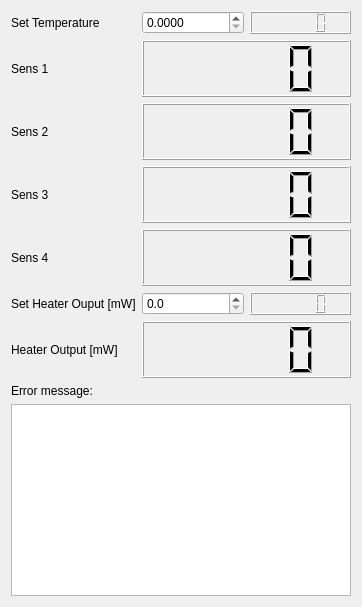
Above: LakeShore/LakeShore350_control.ui from Cryostat-GUI/Cryostat-GUI before the change. Below: the same form after it.
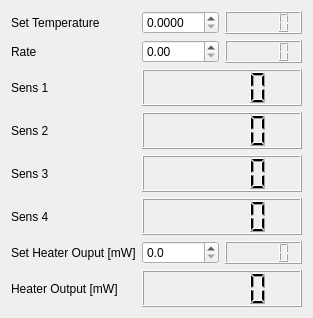
That is the form after the change.

Patch:
```diff
--- a/LakeShore/LakeShore350_control.ui
+++ b/LakeShore/LakeShore350_control.ui
@@ -6,20 +6,17 @@
    <rect>
     <x>0</x>
     <y>0</y>
-    <width>362</width>
-    <height>607</height>
+    <width>313</width>
+    <height>318</height>
    </rect>
   </property>
   <property name="windowTitle">
    <string>LakeShore 350 Control</string>
   </property>
-  <layout class="QGridLayout" name="gridLayout_2" rowstretch="5,0,0">
-   <item row="2" column="0">
-    <widget class="QTextBrowser" name="textErrors"/>
-   </item>
+  <layout class="QGridLayout" name="gridLayout_2" rowstretch="5">
    <item row="0" column="0">
     <layout class="QGridLayout" name="gridLayout">
-     <item row="2" column="0">
+     <item row="3" column="0">
       <widget class="QLabel" name="label_3">
        <property name="text">
         <string>Sens 2</string>
@@ -33,10 +30,17 @@
        </property>
       </widget>
      </item>
-     <item row="6" column="1" colspan="2">
+     <item row="7" column="0">
+      <widget class="QLabel" name="label_5">
+       <property name="text">
+        <string>Heater Output [mW]</string>
+       </property>
+      </widget>
+     </item>
+     <item row="7" column="1" colspan="2">
       <widget class="QLCDNumber" name="lcdHeaterOutput_mW"/>
      </item>
-     <item row="3" column="0">
+     <item row="4" column="0">
       <widget class="QLabel" name="label_6">
        <property name="text">
         <string>Sens 3</string>
@@ -44,21 +48,14 @@
       </widget>
      </item>
      <item row="6" column="0">
-      <widget class="QLabel" name="label_5">
-       <property name="text">
-        <string>Heater Output [mW]</string>
-       </property>
-      </widget>
-     </item>
-     <item row="5" column="0">
       <widget class="QLabel" name="label_4">
        <property name="text">
         <string>Set Heater Ouput [mW]</string>
        </property>
       </widget>
      </item>
-     <item row="0" column="2">
-      <widget class="QLCDNumber" name="lcdSetTemp_K"/>
+     <item row="6" column="2">
+      <widget class="QLCDNumber" name="lcdSetHeater_mW"/>
      </item>
      <item row="0" column="1">
       <widget class="QDoubleSpinBox" name="spinSetTemp_K">
@@ -70,10 +67,7 @@
        </property>
       </widget>
      </item>
-     <item row="5" column="2">
-      <widget class="QLCDNumber" name="lcdSetHeater_mW"/>
-     </item>
-     <item row="5" column="1">
+     <item row="6" column="1">
       <widget class="QDoubleSpinBox" name="spinSetHeater_mW">
        <property name="decimals">
         <number>1</number>
@@ -83,20 +77,13 @@
        </property>
       </widget>
      </item>
-     <item row="1" column="1" colspan="2">
-      <widget class="QLCDNumber" name="lcdSensor1_K"/>
-     </item>
-     <item row="1" column="0">
-      <widget class="QLabel" name="label_2">
-       <property name="text">
-        <string>Sens 1</string>
-       </property>
-      </widget>
-     </item>
      <item row="2" column="1" colspan="2">
-      <widget class="QLCDNumber" name="lcdSensor2_K"/>
+      <widget class="QLCDNumber" name="lcdSensor1_K"/>
      </item>
-     <item row="4" column="0">
+     <item row="0" column="2">
+      <widget class="QLCDNumber" name="lcdSetTemp_K"/>
+     </item>
+     <item row="5" column="0">
       <widget class="QLabel" name="label_7">
        <property name="text">
         <string>Sens 4</string>
@@ -104,20 +91,36 @@
       </widget>
      </item>
      <item row="3" column="1" colspan="2">
-      <widget class="QLCDNumber" name="lcdSensor3_K"/>
+      <widget class="QLCDNumber" name="lcdSensor2_K"/>
      </item>
-     <item row="4" column="1" colspan="2">
+     <item row="2" column="0">
+      <widget class="QLabel" name="label_2">
+       <property name="text">
+        <string>Sens 1</string>
+       </property>
+      </widget>
+     </item>
+     <item row="5" column="1" colspan="2">
       <widget class="QLCDNumber" name="lcdSensor4_K"/>
      </item>
+     <item row="4" column="1" colspan="2">
+      <widget class="QLCDNumber" name="lcdSensor3_K"/>
+     </item>
+     <item row="1" column="0">
+      <widget class="QLabel" name="label_8">
+       <property name="text">
+        <string>Rate</string>
+       </property>
+      </widget>
+     </item>
+     <item row="1" column="1">
+      <widget class="QDoubleSpinBox" name="spinSetTempRate_Kmin"/>
+     </item>
+     <item row="1" column="2">
+      <widget class="QLCDNumber" name="lcdSetTempRate_Kmin"/>
+     </item>
     </layout>
    </item>
-   <item row="1" column="0">
-    <widget class="QLabel" name="label_8">
-     <property name="text">
-      <string>Error message: </string>
-     </property>
-    </widget>
-   </item>
   </layout>
  </widget>
  <resources/>
```
